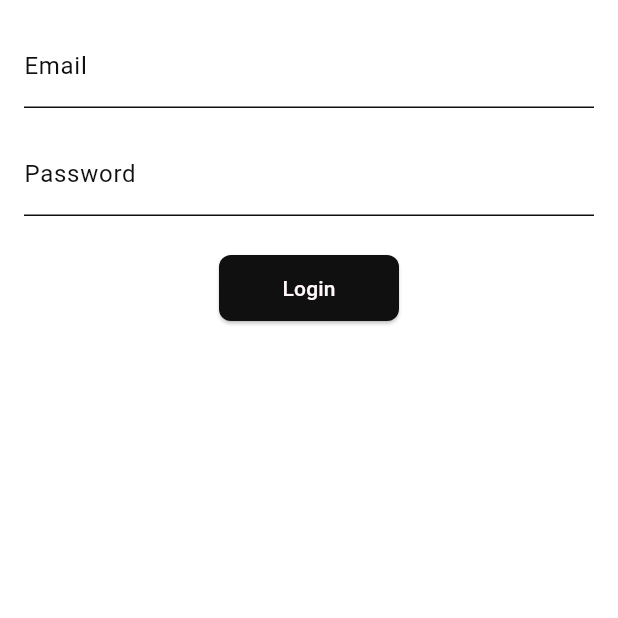
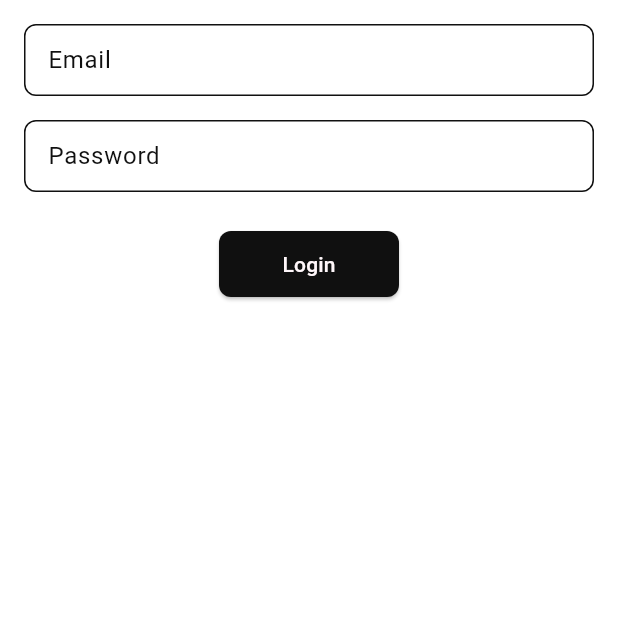
Before and after one commit to ozerikoz/teste-lisa-it, a Flutter app: the screen it shows after launch, on a phone screen of 412 x 824 dp, the top half of it. Run offline on Flutter 3.47's test engine with Material 3 defaults, Android fonts, the phone set to English and light mode, and no system bars; our stand-ins replace cloud_firestore, dio, equatable, firebase_auth, firebase_core, flutter_bloc and 1 more; accounts and stored records are empty; generated files the repository leaves out were written again.

Commit message:
style: enhance input decoration and text theme for light and dark themes in AppTheme

```diff
--- a/lib/presentation/core/themes/theme.dart
+++ b/lib/presentation/core/themes/theme.dart
@@ -13,6 +13,24 @@ abstract class AppTheme {
         backgroundColor: AppColors.black1,
         foregroundColor: AppColors.white1,
         elevation: 0,
+      ),
+      inputDecorationTheme: InputDecorationTheme(
+        isDense: true,
+        hintStyle: TextStyle(color: AppColors.black1),
+        labelStyle: TextStyle(color: AppColors.black1),
+        errorStyle: const TextStyle(color: AppColors.red1),
+        border: OutlineInputBorder(
+          borderSide: const BorderSide(color: AppColors.white1, width: 1),
+          borderRadius: BorderRadius.circular(8),
+        ),
+        errorBorder: OutlineInputBorder(
+          borderRadius: BorderRadius.circular(8),
+          borderSide: const BorderSide(color: AppColors.red1, width: 1.5),
+        ),
+        focusedErrorBorder: OutlineInputBorder(
+          borderRadius: BorderRadius.circular(8),
+          borderSide: const BorderSide(color: AppColors.red1, width: 1.5),
+        ),
       ),
       elevatedButtonTheme: ElevatedButtonThemeData(
         style: ElevatedButton.styleFrom(
@@ -31,12 +49,26 @@ abstract class AppTheme {
         ),
       ),
       textTheme: const TextTheme(
+        headlineLarge: TextStyle(
+          fontSize: 32,
+          fontWeight: FontWeight.bold,
+          color: AppColors.black1,
+        ),
         displayLarge: TextStyle(
-            fontSize: 28, fontWeight: FontWeight.bold, color: AppColors.black1),
+          fontSize: 28,
+          fontWeight: FontWeight.bold,
+          color: AppColors.black1,
+        ),
         displayMedium: TextStyle(
-            fontSize: 24, fontWeight: FontWeight.bold, color: AppColors.black1),
+          fontSize: 24,
+          fontWeight: FontWeight.bold,
+          color: AppColors.black1,
+        ),
         titleLarge: TextStyle(
-            fontSize: 20, fontWeight: FontWeight.w600, color: AppColors.black1),
+          fontSize: 20,
+          fontWeight: FontWeight.w600,
+          color: AppColors.black1,
+        ),
         bodyLarge: TextStyle(fontSize: 16, color: AppColors.black1),
         bodyMedium: TextStyle(fontSize: 14, color: AppColors.black1),
       ),
@@ -53,6 +85,24 @@ abstract class AppTheme {
         backgroundColor: AppColors.black1,
         foregroundColor: AppColors.white1,
         elevation: 0,
+      ),
+      inputDecorationTheme: InputDecorationTheme(
+        isDense: true,
+        hintStyle: TextStyle(color: AppColors.white1),
+        labelStyle: TextStyle(color: AppColors.white1),
+        errorStyle: const TextStyle(color: AppColors.red1),
+        border: OutlineInputBorder(
+          borderSide: const BorderSide(color: AppColors.white1, width: 1),
+          borderRadius: BorderRadius.circular(8),
+        ),
+        errorBorder: OutlineInputBorder(
+          borderRadius: BorderRadius.circular(8),
+          borderSide: const BorderSide(color: AppColors.red1, width: 1.5),
+        ),
+        focusedErrorBorder: OutlineInputBorder(
+          borderRadius: BorderRadius.circular(8),
+          borderSide: const BorderSide(color: AppColors.red1, width: 1.5),
+        ),
       ),
       elevatedButtonTheme: ElevatedButtonThemeData(
         style: ElevatedButton.styleFrom(
@@ -71,12 +121,26 @@ abstract class AppTheme {
         ),
       ),
       textTheme: const TextTheme(
+        headlineLarge: TextStyle(
+          fontSize: 32,
+          fontWeight: FontWeight.bold,
+          color: AppColors.white1,
+        ),
         displayLarge: TextStyle(
-            fontSize: 28, fontWeight: FontWeight.bold, color: AppColors.white1),
+          fontSize: 28,
+          fontWeight: FontWeight.bold,
+          color: AppColors.white1,
+        ),
         displayMedium: TextStyle(
-            fontSize: 24, fontWeight: FontWeight.bold, color: AppColors.white1),
+          fontSize: 24,
+          fontWeight: FontWeight.bold,
+          color: AppColors.white1,
+        ),
         titleLarge: TextStyle(
-            fontSize: 20, fontWeight: FontWeight.w600, color: AppColors.white1),
+          fontSize: 20,
+          fontWeight: FontWeight.w600,
+          color: AppColors.white1,
+        ),
         bodyLarge: TextStyle(fontSize: 16, color: AppColors.white1),
         bodyMedium: TextStyle(fontSize: 14, color: AppColors.white1),
       ),
```
